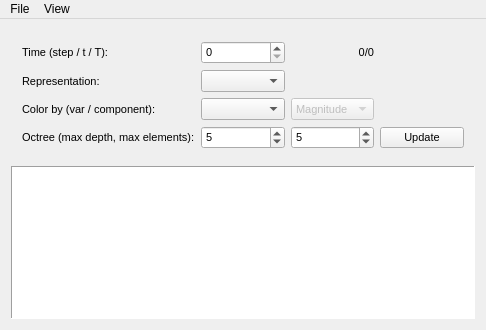
Above: ensight_lib/examples/ensight_viewer/mainwidget.ui from ITWM-TVFS/Ensight4Matlab before the change. Below: the same form after it.
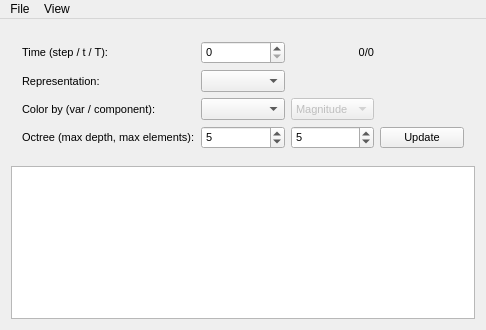
That is the form after the change.

Commit message: Qt 5 compatibility

The edit to the form file:
```diff
--- a/ensight_lib/examples/ensight_viewer/mainwidget.ui
+++ b/ensight_lib/examples/ensight_viewer/mainwidget.ui
@@ -140,9 +140,6 @@
         <pointsize>8</pointsize>
        </font>
       </property>
-      <property name="frameShape">
-       <enum>QFrame::Panel</enum>
-      </property>
       <property name="editTriggers">
        <set>QAbstractItemView::NoEditTriggers</set>
       </property>
```
The commit also changes 1 other file.
